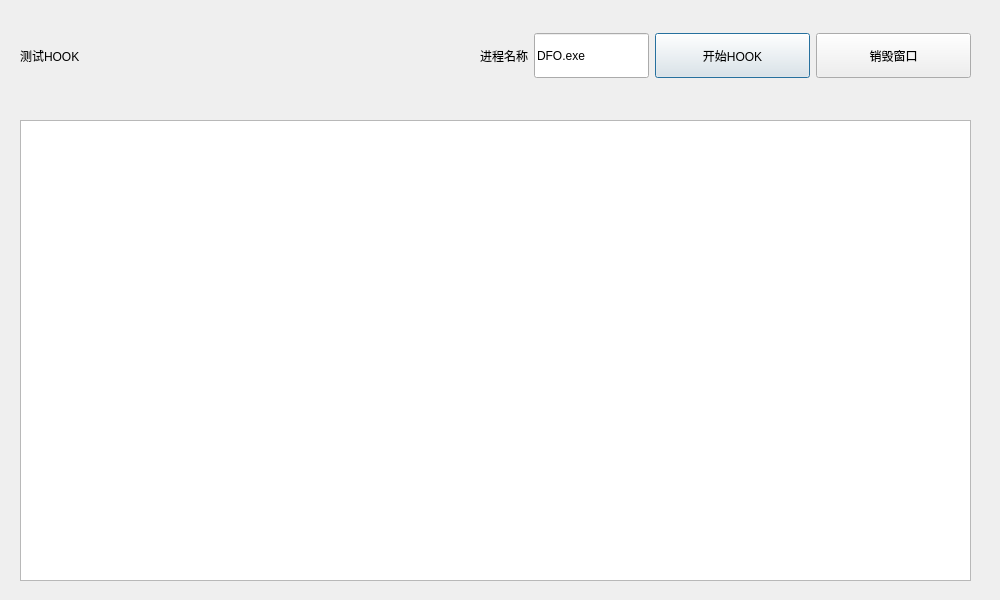
Old version of the form msgfilterwindow.ui in the repository kinvcode/FilterByWindow.
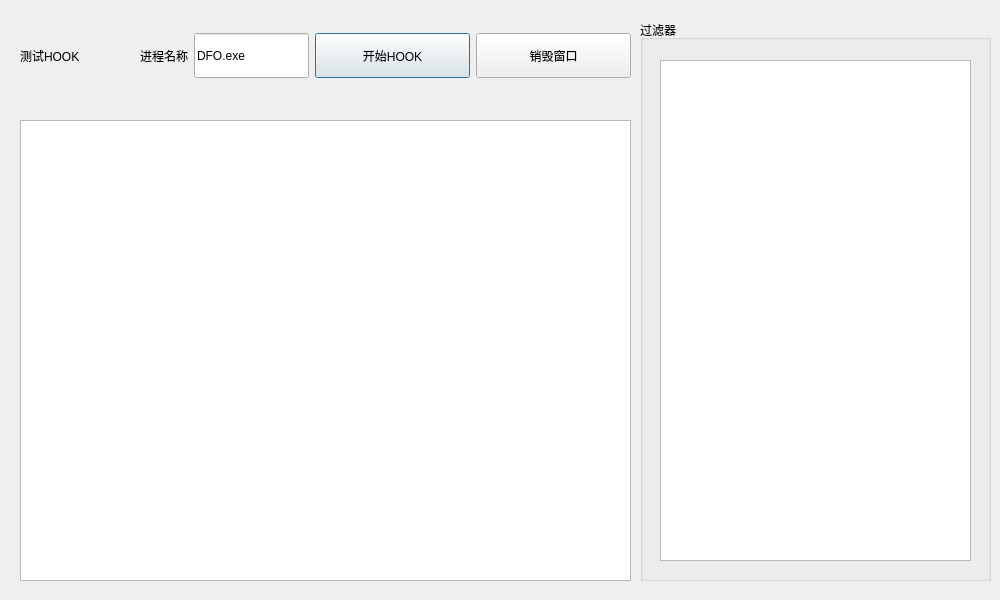
New version of the form.

```diff
--- a/msgfilterwindow.ui
+++ b/msgfilterwindow.ui
@@ -30,7 +30,7 @@
     <rect>
      <x>20</x>
      <y>20</y>
-     <width>951</width>
+     <width>611</width>
      <height>71</height>
     </rect>
    </property>
@@ -128,11 +128,34 @@
     <rect>
      <x>20</x>
      <y>120</y>
-     <width>951</width>
+     <width>611</width>
      <height>461</height>
     </rect>
    </property>
   </widget>
+  <widget class="QGroupBox" name="groupBox">
+   <property name="geometry">
+    <rect>
+     <x>640</x>
+     <y>20</y>
+     <width>351</width>
+     <height>561</height>
+    </rect>
+   </property>
+   <property name="title">
+    <string>过滤器</string>
+   </property>
+   <widget class="QTableWidget" name="tableWidget">
+    <property name="geometry">
+     <rect>
+      <x>20</x>
+      <y>40</y>
+      <width>311</width>
+      <height>501</height>
+     </rect>
+    </property>
+   </widget>
+  </widget>
  </widget>
  <resources/>
  <connections/>
```
